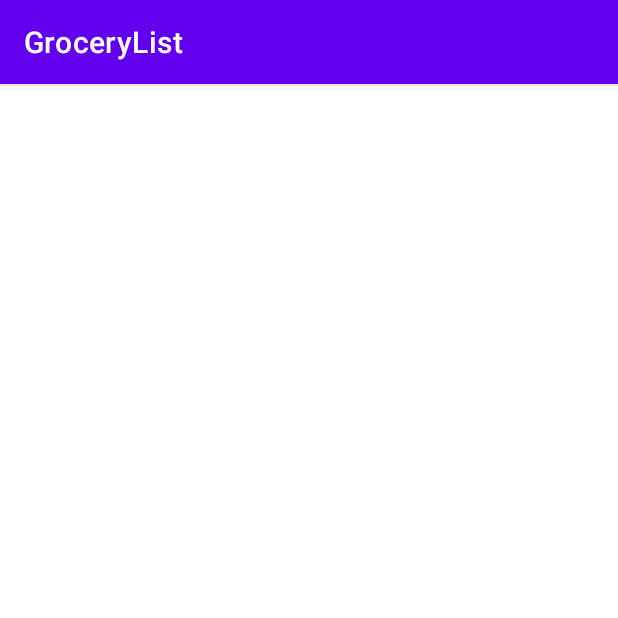
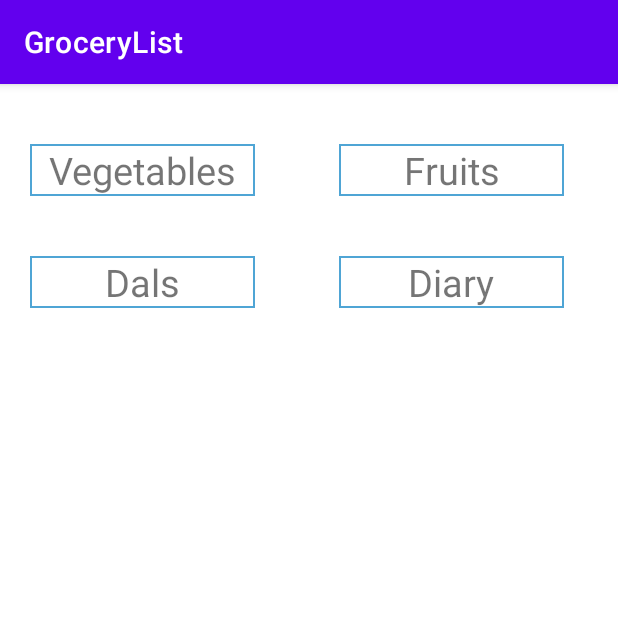
Before and after one commit to TejaswiniDeepak/GroceryList, an Android app: the GroceryList screen opened directly, with no data from a screen before it, on a phone screen of 412 x 824 dp, the top half of it. Run offline under Robolectric (Android 15) with nearby library versions, the phone set to English and light mode, and no system bars.

Commit message:
Ui updates

```diff
--- a/app/build.gradle
+++ b/app/build.gradle
@@ -39,6 +39,9 @@ dependencies {
     implementation 'androidx.core:core-ktx:1.3.2'
     implementation 'androidx.appcompat:appcompat:1.2.0'
     implementation 'com.google.android.material:material:1.2.1'
+
+    //cardview
+    implementation "androidx.cardview:cardview:1.0.0"
     implementation 'androidx.constraintlayout:constraintlayout:2.0.4'
     testImplementation 'junit:junit:4.+'
     androidTestImplementation 'androidx.test.ext:junit:1.1.2'
--- /dev/null
+++ b/app/src/main/java/com/example/grocerylist/Adapter.kt
@@ -0,0 +1,44 @@
+package com.example.grocerylist
+
+import android.util.Log
+import android.view.LayoutInflater
+import android.view.View
+import android.view.ViewGroup
+import android.widget.TextView
+import android.widget.Toast
+import androidx.recyclerview.widget.RecyclerView
+import kotlinx.android.synthetic.main.recycler_view_available_grocery_list.view.*
+
+class Adapter(private val grocery:Array<String>,val clickListen:onItemClickInterface)
+    :RecyclerView.Adapter<Adapter.ItemViewAdapter>()
+{
+    class ItemViewAdapter(item:View):RecyclerView.ViewHolder(item){
+        val item1: TextView =item.tvlist
+
+    }
+
+    override fun onCreateViewHolder(parent: ViewGroup, viewType: Int): ItemViewAdapter {
+        val inflater = LayoutInflater.from(parent.context)
+        val view = inflater.inflate(R.layout.recycler_view_available_grocery_list,
+                parent, false)
+        return ItemViewAdapter(view)
+    }
+
+    override fun onBindViewHolder(holder: ItemViewAdapter, position: Int) {
+         holder.item1.text=grocery[position]
+        holder.item1.setOnClickListener{
+            clickListen.displayList()
+        }
+
+
+    }
+
+    override fun getItemCount(): Int {
+        return grocery.size
+    }
+
+    interface onItemClickInterface
+    {
+        fun displayList()
+    }
+}
--- a/app/src/main/java/com/example/grocerylist/AdapterGroceryList.kt
+++ /dev/null
@@ -1,5 +0,0 @@
-package com.example.grocerylist
-
-class AdapterGroceryList {
-
-}
--- a/app/src/main/java/com/example/grocerylist/GroceryList.kt
+++ b/app/src/main/java/com/example/grocerylist/GroceryList.kt
@@ -2,10 +2,29 @@ package com.example.grocerylist
 
 import androidx.appcompat.app.AppCompatActivity
 import android.os.Bundle
+import android.util.Log
+import android.view.View
+import android.widget.LinearLayout
+import android.widget.Toast
+import androidx.recyclerview.widget.GridLayoutManager
+import androidx.recyclerview.widget.LinearLayoutManager
+import androidx.recyclerview.widget.RecyclerView
+import kotlinx.android.synthetic.main.activity_user_grocery_list.*
 
-class GroceryList : AppCompatActivity() {
+class GroceryList : AppCompatActivity(),Adapter.onItemClickInterface{
     override fun onCreate(savedInstanceState: Bundle?) {
         super.onCreate(savedInstanceState)
-        setContentView(R.layout.activity_grocery_list)
+        setContentView(R.layout.activity_user_grocery_list)
+      var arrayofgrocery=arrayOf<String>("Vegetables","Fruits","Dals","Diary")
+recyclerview_grocerylist.adapter=Adapter(arrayofgrocery,this)
+        recyclerview_grocerylist.layoutManager=GridLayoutManager(this,2)
+    }
+
+    override fun displayList() {
+        Toast.makeText(this,"Item Clicked",Toast.LENGTH_SHORT).show()
+        var arrayofgrocery=arrayOf<String>("Carrot","Beans","Cabbage","Tamato","potato")
+        cardView.visibility=View.VISIBLE
+        recyclerview_list.adapter=AdapterItemList(arrayofgrocery)
+        recyclerview_list.layoutManager=LinearLayoutManager(this)
     }
 }
--- /dev/null
+++ b/app/src/main/res/drawable/back.xml
@@ -0,0 +1,7 @@
+
+
+
+<shape xmlns:android="http://schemas.android.com/apk/res/android" android:shape="rectangle" >
+<solid android:color="@android:color/white" />
+<stroke android:width="1dip" android:color="#4fa5d5"/>
+</shape>
--- a/app/src/main/res/layout/activity_grocery_list.xml
+++ /dev/null
@@ -1,14 +0,0 @@
-<?xml version="1.0" encoding="utf-8"?>
-<androidx.constraintlayout.widget.ConstraintLayout xmlns:android="http://schemas.android.com/apk/res/android"
-    xmlns:app="http://schemas.android.com/apk/res-auto"
-    xmlns:tools="http://schemas.android.com/tools"
-    android:layout_width="match_parent"
-    android:layout_height="match_parent"
-    tools:context=".GroceryList">
-
-    <androidx.recyclerview.widget.RecyclerView
-        android:layout_width="match_parent"
-        android:layout_height="match_parent"
-        tools:layout_editor_absoluteX="104dp"
-        tools:layout_editor_absoluteY="248dp" />
-</androidx.constraintlayout.widget.ConstraintLayout>
--- /dev/null
+++ b/app/src/main/res/layout/activity_user_grocery_list.xml
@@ -0,0 +1,53 @@
+<?xml version="1.0" encoding="utf-8"?>
+<androidx.constraintlayout.widget.ConstraintLayout xmlns:android="http://schemas.android.com/apk/res/android"
+    xmlns:app="http://schemas.android.com/apk/res-auto"
+    xmlns:tools="http://schemas.android.com/tools"
+    android:layout_width="match_parent"
+    android:layout_height="match_parent"
+    tools:context=".GroceryList">
+
+    <androidx.recyclerview.widget.RecyclerView
+        android:id="@+id/recyclerview_grocerylist"
+        android:layout_width="0dp"
+        android:layout_height="0dp"
+        app:layout_constraintBottom_toBottomOf="parent"
+        app:layout_constraintEnd_toEndOf="parent"
+        app:layout_constraintStart_toStartOf="parent"
+        app:layout_constraintTop_toTopOf="parent" />
+
+    <LinearLayout
+        android:id="@+id/linearLayout4"
+        android:layout_width="match_parent"
+        android:layout_height="0dp"
+        android:layout_marginStart="25dp"
+        android:layout_marginEnd="25dp"
+        android:layout_marginBottom="208dp"
+        android:gravity="center"
+        android:orientation="horizontal"
+        app:layout_constraintBottom_toBottomOf="parent"
+        app:layout_constraintEnd_toEndOf="parent"
+        app:layout_constraintStart_toStartOf="parent">
+
+        <androidx.cardview.widget.CardView
+            android:id="@+id/cardView"
+            android:layout_width="match_parent"
+            android:layout_height="match_parent"
+            android:layout_gravity="center_horizontal"
+            android:layout_marginBottom="100dp"
+
+            android:textAlignment="center"
+            android:visibility="invisible"
+            app:cardBackgroundColor="@color/lightblue"
+            app:layout_constraintBottom_toBottomOf="parent"
+            app:layout_constraintStart_toStartOf="parent">
+
+
+            <androidx.recyclerview.widget.RecyclerView
+                android:id="@+id/recyclerview_list"
+                android:layout_width="match_parent"
+                android:layout_height="match_parent" />
+        </androidx.cardview.widget.CardView>
+    </LinearLayout>
+
+
+</androidx.constraintlayout.widget.ConstraintLayout>
--- /dev/null
+++ b/app/src/main/res/layout/recycler_view_available_grocery_list.xml
@@ -0,0 +1,30 @@
+<?xml version="1.0" encoding="utf-8"?>
+<androidx.constraintlayout.widget.ConstraintLayout xmlns:android="http://schemas.android.com/apk/res/android"
+    xmlns:app="http://schemas.android.com/apk/res-auto"
+    xmlns:tools="http://schemas.android.com/tools"
+    android:layout_width="wrap_content"
+    android:layout_height="wrap_content">
+
+    <LinearLayout
+        android:id="@+id/linearLayout"
+        android:layout_width="wrap_content"
+        android:layout_height="wrap_content"
+        android:layout_marginTop="40dp"
+        android:orientation="horizontal"
+        app:layout_constraintEnd_toEndOf="parent"
+        app:layout_constraintHorizontal_bias="1.0"
+        app:layout_constraintStart_toStartOf="parent"
+        app:layout_constraintTop_toTopOf="parent">
+
+        <TextView
+            android:id="@+id/tvlist"
+            android:layout_width="150dp"
+            android:layout_height="wrap_content"
+            android:layout_gravity="center"
+            android:layout_marginStart="20dp"
+            android:background="@drawable/back"
+            android:textAlignment="center"
+            android:textSize="25dp" />
+    </LinearLayout>
+
+</androidx.constraintlayout.widget.ConstraintLayout>
--- a/app/src/main/res/values/colors.xml
+++ b/app/src/main/res/values/colors.xml
@@ -7,4 +7,5 @@
     <color name="teal_700">#FF018786</color>
     <color name="black">#FF000000</color>
     <color name="white">#FFFFFFFF</color>
+    <color name="lightblue">#52F6F1</color>
 </resources>
```
Also changed, not shown: app/src/main/java/com/example/grocerylist/AdapterItemList.kt (added, +29 -0 lines), app/src/main/res/layout/recycler_view_individual_list_items.xml (added, +31 -0 lines), app/src/main/res/layout/recycler_view_list_addedbyuser.xml (renamed from app/src/main/res/layout/recycler_view_grocery_list.xml, +21 -18 lines), app/src/main/res/layout/recycler_view_list_view.xml (deleted, +0 -40 lines).
